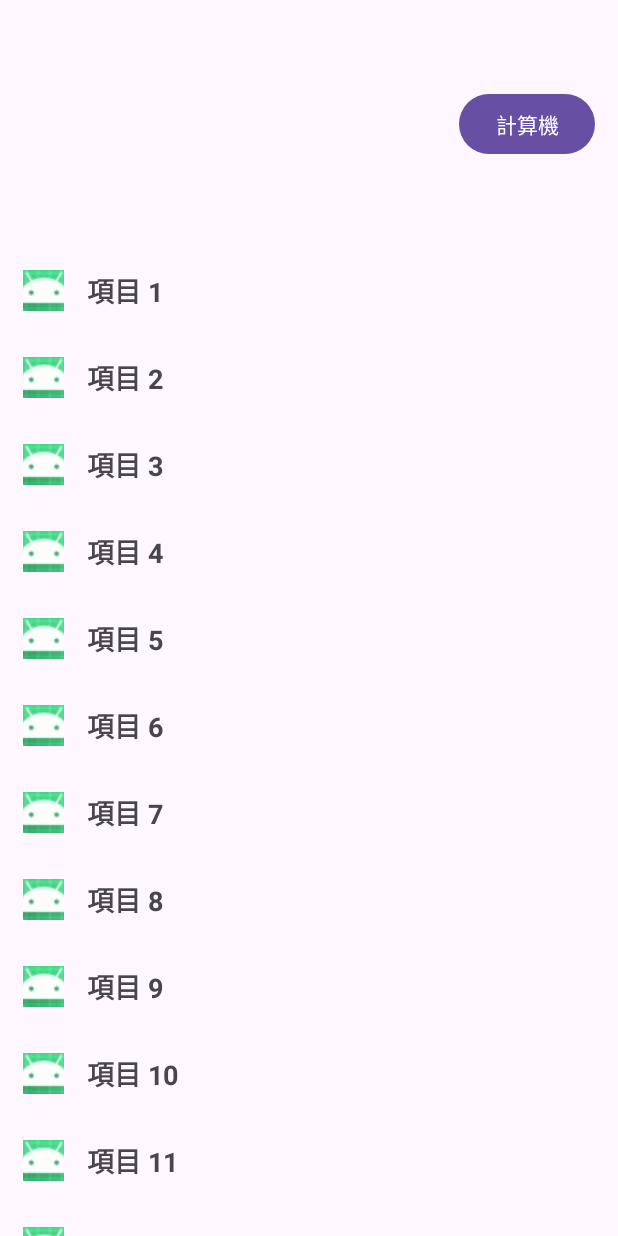
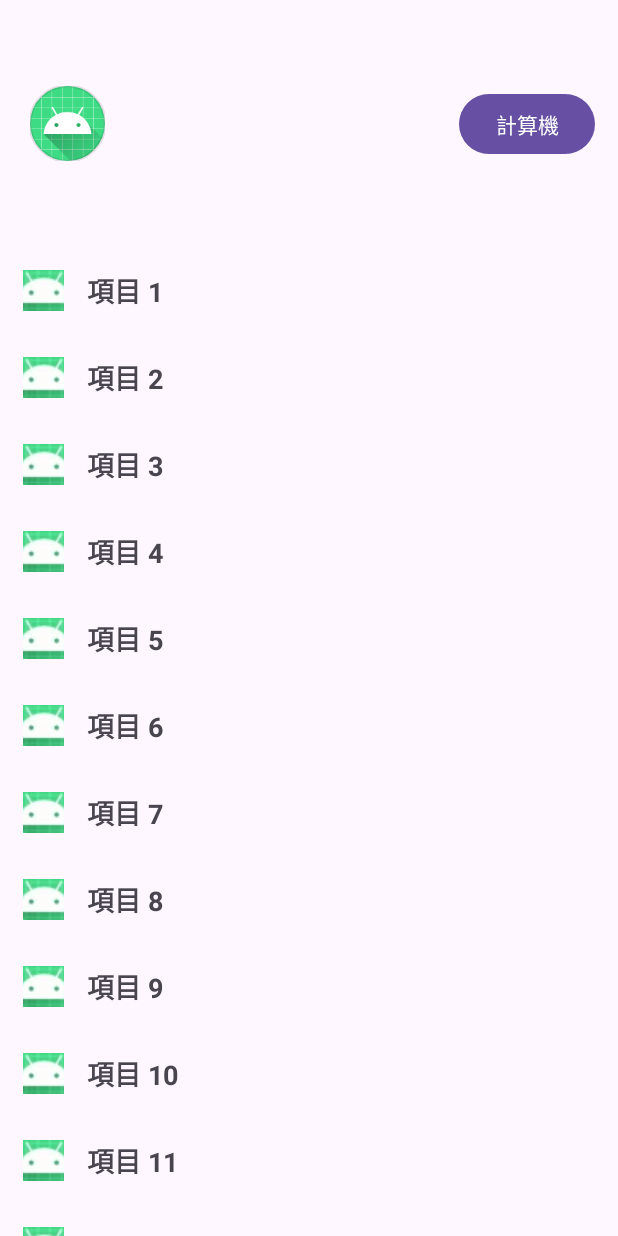
Before and after one commit to sillyegg0926-ops/AndroidAPP, an Android app built with Jetpack Compose: the MainActivity2 screen opened directly, with no data from a screen before it, on a phone screen of 412 x 824 dp. Run offline under Robolectric (Android 15) with nearby library versions, the phone set to English and light mode, and no system bars; pictures from the network do not load.

```diff
--- a/app/src/main/java/com/example/myapplication/MainActivity3.kt
+++ b/app/src/main/java/com/example/myapplication/MainActivity3.kt
@@ -7,7 +7,7 @@ import androidx.activity.enableEdgeToEdge
 import androidx.appcompat.app.AppCompatActivity
 import androidx.core.view.ViewCompat
 import androidx.core.view.WindowInsetsCompat
-import com.example.myapplication.Calculator
+
 
 
 
--- a/app/src/main/res/layout/activity_main2.xml
+++ b/app/src/main/res/layout/activity_main2.xml
@@ -18,10 +18,26 @@
         android:id="@+id/constraint"
         android:layout_width="match_parent"
         android:layout_height="0dp"
+        app:layout_constraintBottom_toBottomOf="@id/guideline_top"
+        app:layout_constraintEnd_toEndOf="parent"
+        app:layout_constraintHorizontal_bias="0.0"
+        app:layout_constraintStart_toStartOf="parent"
         app:layout_constraintTop_toTopOf="parent"
-        app:layout_constraintBottom_toBottomOf="@id/guideline_top"
+        app:layout_constraintVertical_bias="0.0">
+
+        <com.google.android.material.imageview.ShapeableImageView
+            android:id="@+id/ShapeableImageView"
+            android:layout_width="50dp"
+            android:layout_height="50dp"
+            android:layout_margin="20dp"
+            android:src="@mipmap/ic_launcher"
+            app:shapeAppearance="@style/round"
+            app:strokeWidth="2dp"
+            app:layout_constraintBottom_toBottomOf="parent"
             app:layout_constraintStart_toStartOf="parent"
-        app:layout_constraintEnd_toEndOf="parent">
+            app:layout_constraintTop_toTopOf="parent"
+
+            />
 
         <Button
             android:id="@+id/buttonCal"
@@ -29,10 +45,9 @@
             android:layout_height="wrap_content"
             android:layout_margin="15dp"
             android:text="@string/item_text_cal"
+            app:layout_constraintBottom_toBottomOf="parent"
             app:layout_constraintEnd_toEndOf="parent"
-               app:layout_constraintTop_toTopOf="parent"
-               app:layout_constraintBottom_toBottomOf="parent"
-               />
+            app:layout_constraintTop_toTopOf="parent" />
     </androidx.constraintlayout.widget.ConstraintLayout>
 
     <androidx.recyclerview.widget.RecyclerView
--- a/app/src/main/res/values/themes.xml
+++ b/app/src/main/res/values/themes.xml
@@ -6,4 +6,17 @@
     </style>
 
     <style name="Theme.MyApplication" parent="Base.Theme.MyApplication" />
+
+    <!-- themes.xml -->
+    <!--圓角-->
+    <style name="roundedCorner" parent="">
+        <item name="cornerFamily">rounded</item>
+        <item name="cornerSize">15dp</item>
+    </style>
+
+    <!--圓形-->
+    <style name="round" parent="">
+        <item name="cornerFamily">rounded</item>
+        <item name="cornerSize">50%</item>
+    </style>
 </resources>
```
Also changed, not shown: app/src/main/AndroidManifest.xml (+31 -0 lines), app/src/main/java/com/example/myapplication/MainActivity2.kt (+193 -0 lines). Lines whose indentation alone changed are shown as unchanged.
